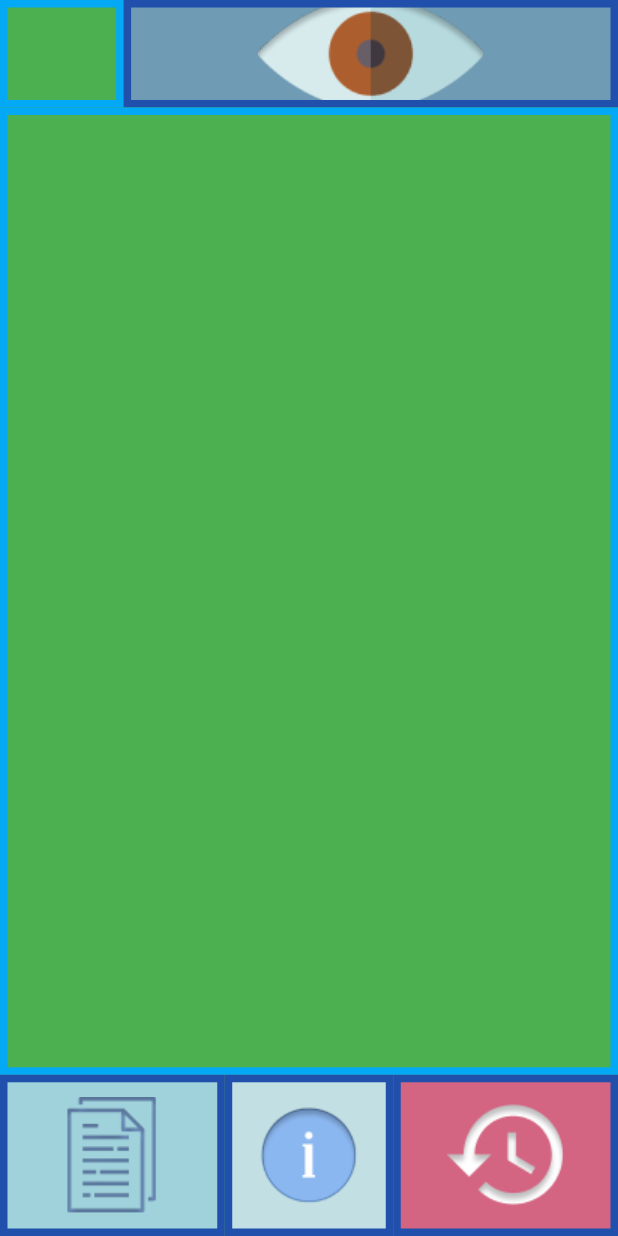
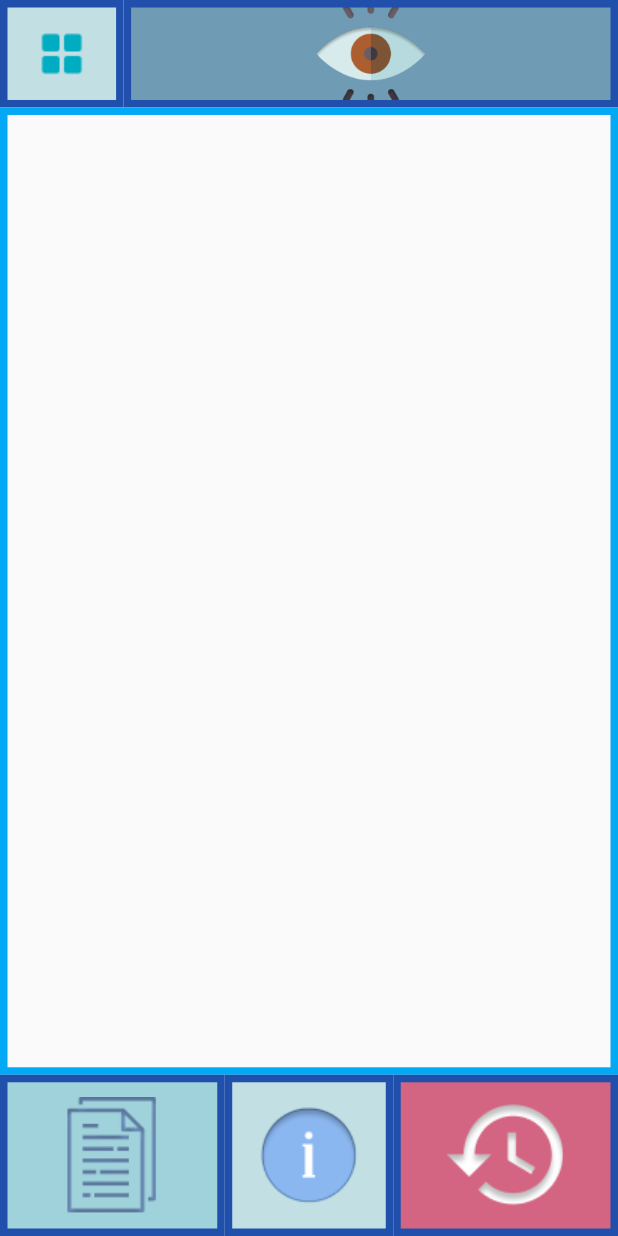
Before and after one commit to zphoenixz/vision_ucb_frontend, a Flutter app: the CameraView screen opened directly, on a phone screen of 412 x 824 dp. Run offline on Flutter 3.47's test engine with Material 2 defaults, Android fonts, the phone set to English and light mode, and no system bars.

Commit message:
Made animations and rearrenged the file structure

```diff
--- a/lib/camara.dart
+++ b/lib/views/camara.dart
@@ -15,7 +15,6 @@ class _CameraViewState extends State<CameraView> {
     //return Scaffold with all containers
     return Scaffold(
       body: Container(
-        color: Colors.green,
         margin: EdgeInsets.only(top: statusBarHeight),
         child: Column(
           children: <Widget>[
@@ -25,14 +24,27 @@ class _CameraViewState extends State<CameraView> {
                 children: <Widget>[
                   Flexible(
                     flex: 2,
+                    child: new InkWell(
+                      onTap: () {
+                        Navigator.pop(context);
+                      },
                       child: Container(
-                      decoration: myBoxDecoration(),
+                        decoration: myBoxDecorationHome(),
+                      ),
                     ),
                   ),
                   Flexible(
                     flex: 8,
+                    child: new InkWell(
+                      onTap: () {
+                        Navigator.pop(context);
+                      },
+                      child: Hero(
+                        tag: 'eye',
                         child: Container(
                           decoration: myBoxDecorationEye(),
+                        ),
+                      ),
                     ),
                   ),
                 ],
@@ -49,9 +61,11 @@ class _CameraViewState extends State<CameraView> {
                 children: <Widget>[
                   Flexible(
                       flex: 4,
+                      child: Hero(
+                          tag: 'paper',
                           child: Container(
                             decoration: myBoxDecorationPaper(),
-                      )),
+                          ))),
                   Flexible(
                       flex: 3,
                       child: Container(
@@ -59,9 +73,13 @@ class _CameraViewState extends State<CameraView> {
                       )),
                   Flexible(
                     flex: 4,
+                    child: Hero(
+                      tag: 'watch',
                       child: Container(
                         decoration: myBoxDecorationWatch(),
-                      )),
+                      ),
+                    ),
+                  ),
                 ],
               ),
             ),
@@ -79,11 +97,11 @@ class _CameraViewState extends State<CameraView> {
       ),
     );
   }
+
   BoxDecoration myBoxDecorationInfo() {
     return BoxDecoration(
       image: DecorationImage(
-          image: new AssetImage(
-              'img/info.png'),
+        image: new AssetImage('img/info.png'),
         fit: BoxFit.none,
       ),
       color: Color(0xFFC2DFE3),
@@ -93,12 +111,12 @@ class _CameraViewState extends State<CameraView> {
       ),
     );
   }
+
   BoxDecoration myBoxDecorationPaper() {
     return BoxDecoration(
       image: DecorationImage(
-          image: new AssetImage(
-              'img/papel 1.png'),
-          fit: BoxFit.none,
+        image: new AssetImage('img/papel_1.png'),
+        fit: BoxFit.scaleDown,
       ),
       color: Color(0xFFA0D2DB),
       border: Border.all(
@@ -107,12 +125,12 @@ class _CameraViewState extends State<CameraView> {
       ),
     );
   }
+
   BoxDecoration myBoxDecorationWatch() {
     return BoxDecoration(
       image: DecorationImage(
-          image: new AssetImage(
-              'img/reloj 1.png'),
-          fit: BoxFit.none,
+        image: new AssetImage('img/reloj_1.png'),
+        fit: BoxFit.scaleDown,
       ),
       color: Color(0xFFD36582),
       border: Border.all(
@@ -121,12 +139,12 @@ class _CameraViewState extends State<CameraView> {
       ),
     );
   }
+
   BoxDecoration myBoxDecorationEye() {
     return BoxDecoration(
       image: DecorationImage(
-          image: new AssetImage(
-              'img/testigo 1.png'),
-          fit: BoxFit.none,
+        image: new AssetImage('img/testigo_1.png'),
+        fit: BoxFit.scaleDown,
       ),
       color: Color(0xFF6F9BB4),
       border: Border.all(
@@ -135,4 +153,18 @@ class _CameraViewState extends State<CameraView> {
       ),
     );
   }
+
+  BoxDecoration myBoxDecorationHome() {
+    return BoxDecoration(
+      image: DecorationImage(
+        image: new AssetImage('img/home.png'),
+        fit: BoxFit.scaleDown,
+      ),
+      color: Color(0xFFC2DFE3),
+      border: Border.all(
+        color: Color(0xFF2050AC), //                   <--- border color
+        width: 5.0,
+      ),
+    );
   }
+}
```
Also changed, not shown: lib/main.dart (+8 -154 lines), lib/views/mainMenu.dart (added, +154 -0 lines), img/home.png (added), img/papel_1.png (renamed from img/papel 1.png), img/reloj_1.png (renamed from img/reloj 1.png), img/testigo_1.png (renamed from img/testigo 1.png). Lines whose indentation alone changed are shown as unchanged.
